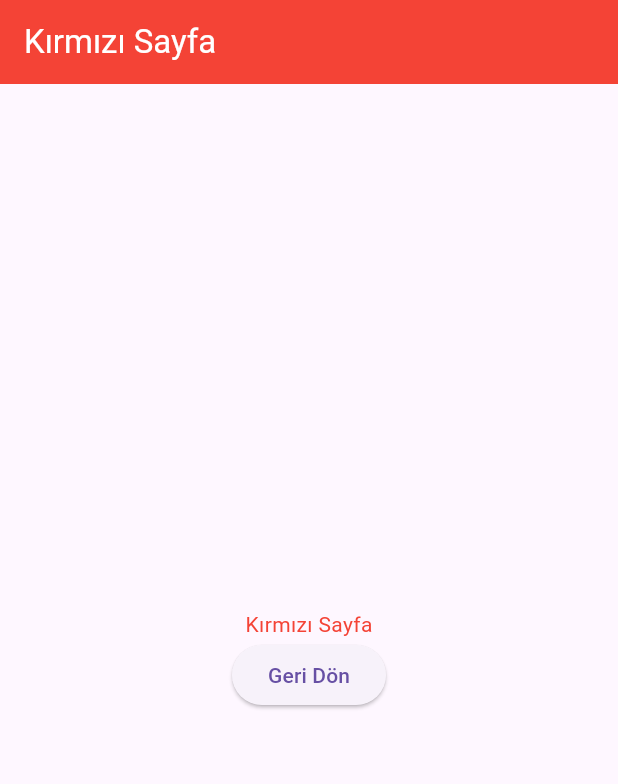
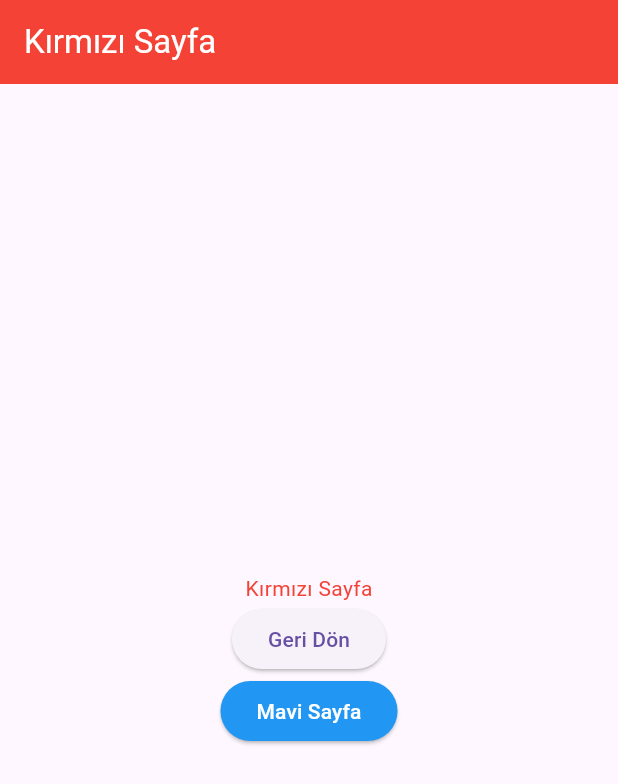
Before and after one commit to gelecekvadisi/flutter_2_2024, a Flutter app: the screen it shows after launch, after a tap on "Kırmızı Sayfa", on a phone screen of 412 x 824 dp. Shown: the top 784 px of the screen. Run offline on Flutter 3.47's test engine with Material 3 defaults, Android fonts, the phone set to English and light mode, and no system bars; our stand-ins replace flutter_easyloading.

Commit message:
isimlendirilmiş rotalar işlendi

```diff
--- a/flutter/navigator_demo/lib/main.dart
+++ b/flutter/navigator_demo/lib/main.dart
@@ -1,4 +1,6 @@
 import 'package:flutter/material.dart';
+import 'package:navigator_demo/page/blue_page.dart';
+import 'package:navigator_demo/page/green_page.dart';
 import 'package:navigator_demo/page/home_page.dart';
 import 'package:navigator_demo/page/red_page.dart';
 
@@ -11,7 +13,22 @@ class MyApp extends StatelessWidget {
   Widget build(BuildContext context) {
     return MaterialApp(
       title: 'Material App',
-      home: HomePage(),
+      routes: {
+        // "/": (context) => HomePage(),
+        "/homePage": (context) => HomePage(),
+        "/redPage": (context) => RedPage(),
+        "/bluePage": (context) => BluePage(),
+        "/greenPage": (context) => GreenPage(),
+      },
+      onUnknownRoute: (settings) {
+        return MaterialPageRoute(
+          builder: (context) => Scaffold(
+                body: Center(
+                  child: Text("404 Sayfa Bulunamadı!"),
+                ),
+              ));
+      },
+      initialRoute: "/homePage",
     );
   }
 }
--- a/flutter/navigator_demo/lib/page/home_page.dart
+++ b/flutter/navigator_demo/lib/page/home_page.dart
@@ -2,6 +2,7 @@ import 'package:flutter/cupertino.dart';
 import 'package:flutter/material.dart';
 import 'package:navigator_demo/page/blue_page.dart';
 
+import 'green_page.dart';
 import 'red_page.dart';
 
 class HomePage extends StatelessWidget {
@@ -19,13 +20,20 @@ class HomePage extends StatelessWidget {
           children: [
             ElevatedButton(
               onPressed: () async {
-                NavigatorState navigator = Navigator.of(context);
+
+                /* Navigator.of(context).push(MaterialPageRoute(builder: (context) {
+                    return RedPage();
+                  })); */
+
+                /* NavigatorState navigator = Navigator.of(context);
                 double? odenenTutar = await navigator.push<double>(
                   MaterialPageRoute(builder: (context) {
                     return RedPage();
                   }),
                 );
-                debugPrint("Ödenen tutar: $odenenTutar");
+                debugPrint("Ödenen tutar: $odenenTutar"); */
+
+                Navigator.pushNamed(context, "/redPage");
               },
               style: ElevatedButton.styleFrom(
                 backgroundColor: Colors.red,
@@ -50,12 +58,13 @@ class HomePage extends StatelessWidget {
             ),
             ElevatedButton(
               onPressed: () async {
-                Navigator.push(
+                /* Navigator.push(
                   context,
                   MaterialPageRoute(
                     builder: (context) => BluePage(),
                   ),
-                );
+                ); */
+                Navigator.pushNamed(context, "/bluePage");
               },
               style: ElevatedButton.styleFrom(
                 backgroundColor: Colors.blue,
@@ -63,6 +72,34 @@ class HomePage extends StatelessWidget {
               ),
               child: const Text("Mavi Sayfa"),
             ),
+            ElevatedButton(
+                style: ElevatedButton.styleFrom(
+                  backgroundColor: Colors.green,
+                  foregroundColor: Colors.white,
+                ),
+                onPressed: () {
+                  /* Navigator.push(
+                    context,
+                    MaterialPageRoute(
+                      builder: (context) {
+                        return GreenPage();
+                      },
+                    ),
+                  ); */
+                  Navigator.pushNamed(context, "/greenPage");
+                },
+                child: Text("Yeşil Sayfaya Git"),
+              ),
+              ElevatedButton(
+                style: ElevatedButton.styleFrom(
+                  backgroundColor: Colors.black,
+                  foregroundColor: Colors.white,
+                ),
+                onPressed: () {
+                  Navigator.pushNamed(context, "/blackPage");
+                },
+                child: Text("Siyah Sayfaya Git"),
+              ),
           ],
         ),
       ),
--- a/flutter/navigator_demo/lib/page/red_page.dart
+++ b/flutter/navigator_demo/lib/page/red_page.dart
@@ -1,4 +1,6 @@
 import 'package:flutter/material.dart';
+
+import 'blue_page.dart';
 
 class RedPage extends StatelessWidget {
   const RedPage({super.key});
@@ -24,11 +26,26 @@ class RedPage extends StatelessWidget {
               onPressed: () {
 
                 double tutar = 300;
-
+                // Navigator.of(context).pop(tutar);
                 Navigator.pop(context, tutar);
               },
               child: Text("Geri Dön"),
             ),
+            ElevatedButton(
+              onPressed: () async {
+                Navigator.push(
+                  context,
+                  MaterialPageRoute(
+                    builder: (context) => BluePage(),
+                  ),
+                );
+              },
+              style: ElevatedButton.styleFrom(
+                backgroundColor: Colors.blue,
+                foregroundColor: Colors.white,
+              ),
+              child: const Text("Mavi Sayfa"),
+            )
           ],
         ),
       ),
```
Also changed, not shown: flutter/navigator_demo/lib/page/blue_page.dart (+31 -12 lines), flutter/navigator_demo/lib/page/green_page.dart (added, +73 -0 lines).
